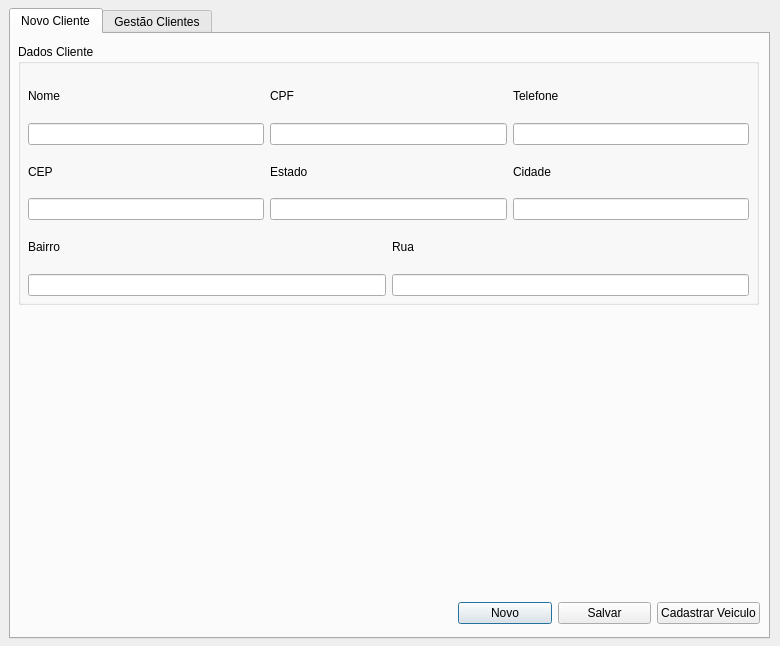
First picture: the form in frm_gestaoclientes.ui, repository ustop0/TCC, before the edit.
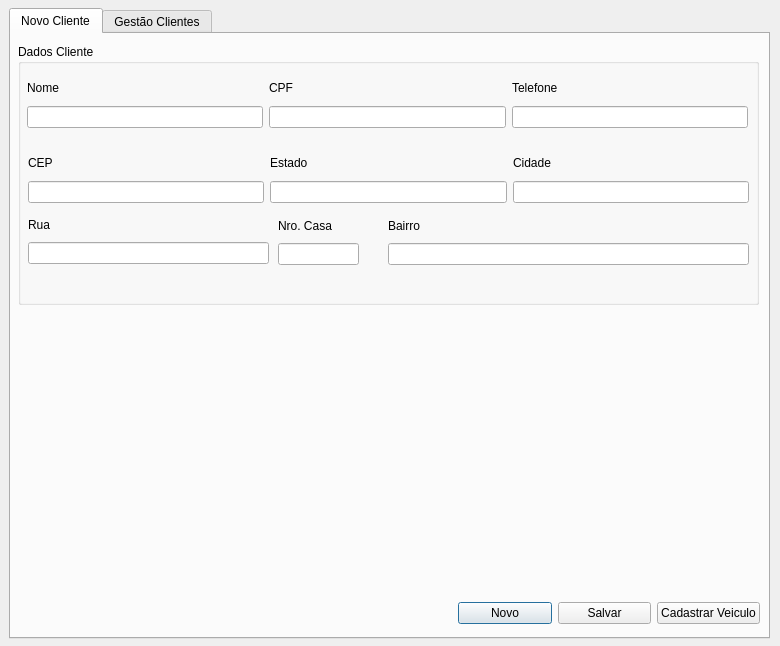
Second picture: the form after the edit. The open tabs and pages were chosen to show the change.

What changed in the file:
```diff
--- a/frm_gestaoclientes.ui
+++ b/frm_gestaoclientes.ui
@@ -41,17 +41,81 @@
      <property name="title">
       <string>Dados Cliente</string>
      </property>
-     <widget class="QWidget" name="layoutWidget_2">
+     <widget class="QWidget" name="">
       <property name="geometry">
        <rect>
         <x>10</x>
-        <y>31</y>
-        <width>721</width>
-        <height>221</height>
+        <y>170</y>
+        <width>241</width>
+        <height>50</height>
+       </rect>
+      </property>
+      <layout class="QVBoxLayout" name="verticalLayout_6">
+       <item>
+        <widget class="QLabel" name="label_6">
+         <property name="text">
+          <string>Rua</string>
+         </property>
+        </widget>
+       </item>
+       <item>
+        <widget class="QLineEdit" name="txt_nv_rua"/>
+       </item>
+      </layout>
+     </widget>
+     <widget class="QWidget" name="">
+      <property name="geometry">
+       <rect>
+        <x>260</x>
+        <y>171</y>
+        <width>81</width>
+        <height>50</height>
        </rect>
       </property>
       <layout class="QVBoxLayout" name="verticalLayout_9">
        <item>
+        <widget class="QLabel" name="label_2">
+         <property name="text">
+          <string>Nro. Casa</string>
+         </property>
+        </widget>
+       </item>
+       <item>
+        <widget class="QLineEdit" name="txt_nv_nrocasa"/>
+       </item>
+      </layout>
+     </widget>
+     <widget class="QWidget" name="">
+      <property name="geometry">
+       <rect>
+        <x>370</x>
+        <y>171</y>
+        <width>361</width>
+        <height>50</height>
+       </rect>
+      </property>
+      <layout class="QVBoxLayout" name="verticalLayout_7">
+       <item>
+        <widget class="QLabel" name="label_7">
+         <property name="text">
+          <string>Bairro</string>
+         </property>
+        </widget>
+       </item>
+       <item>
+        <widget class="QLineEdit" name="txt_nv_bairro"/>
+       </item>
+      </layout>
+     </widget>
+     <widget class="QWidget" name="">
+      <property name="geometry">
+       <rect>
+        <x>9</x>
+        <y>32</y>
+        <width>721</width>
+        <height>52</height>
+       </rect>
+      </property>
         <layout class="QHBoxLayout" name="horizontalLayout">
          <item>
           <layout class="QVBoxLayout" name="verticalLayout">
@@ -96,8 +160,16 @@
           </layout>
          </item>
         </layout>
-       </item>
-       <item>
+     </widget>
+     <widget class="QWidget" name="">
+      <property name="geometry">
+       <rect>
+        <x>10</x>
+        <y>107</y>
+        <width>721</width>
+        <height>52</height>
+       </rect>
+      </property>
         <layout class="QHBoxLayout" name="horizontalLayout_2">
          <item>
           <layout class="QVBoxLayout" name="verticalLayout_3">
@@ -138,40 +210,6 @@
            </item>
            <item>
             <widget class="QLineEdit" name="txt_nv_cidade"/>
-           </item>
-          </layout>
-         </item>
-        </layout>
-       </item>
-       <item>
-        <layout class="QHBoxLayout" name="horizontalLayout_3">
-         <item>
-          <layout class="QVBoxLayout" name="verticalLayout_7">
-           <item>
-            <widget class="QLabel" name="label_7">
-             <property name="text">
-              <string>Bairro</string>
-             </property>
-            </widget>
-           </item>
-           <item>
-            <widget class="QLineEdit" name="txt_nv_bairro"/>
-           </item>
-          </layout>
-         </item>
-         <item>
-          <layout class="QVBoxLayout" name="verticalLayout_6">
-           <item>
-            <widget class="QLabel" name="label_6">
-             <property name="text">
-              <string>Rua</string>
-             </property>
-            </widget>
-           </item>
-           <item>
-            <widget class="QLineEdit" name="txt_nv_rua"/>
-           </item>
-          </layout>
          </item>
         </layout>
        </item>
```
Left out of the diff: 2 changed lines with no effect on the pictures. Lines whose indentation alone changed are shown as unchanged.
